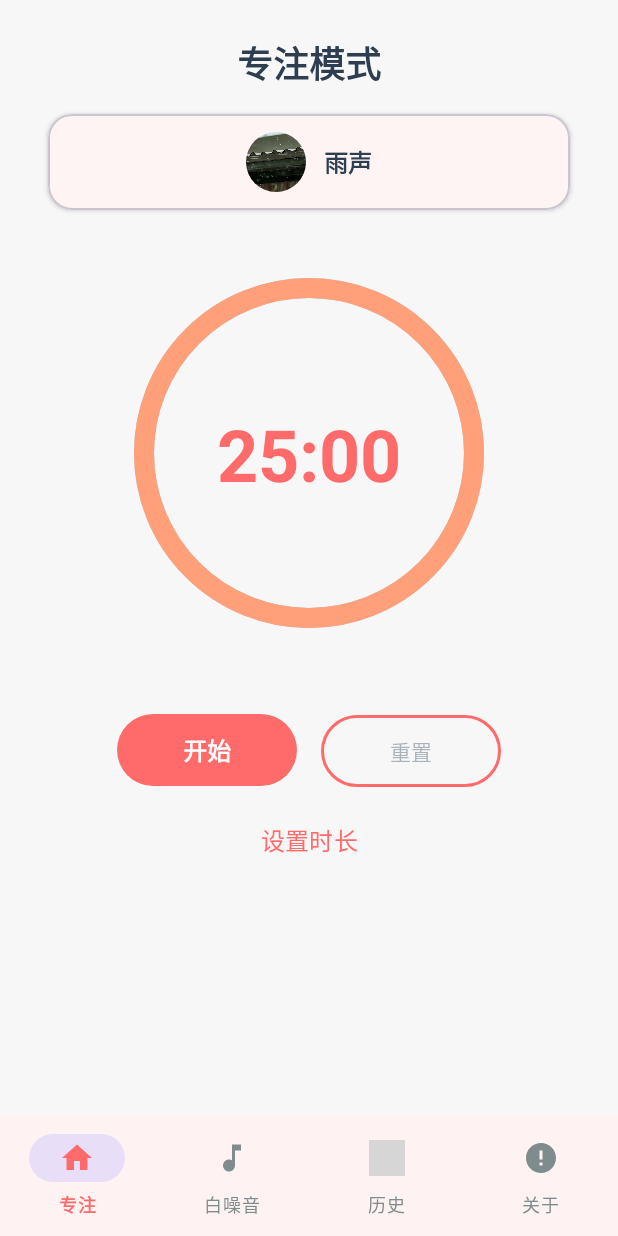
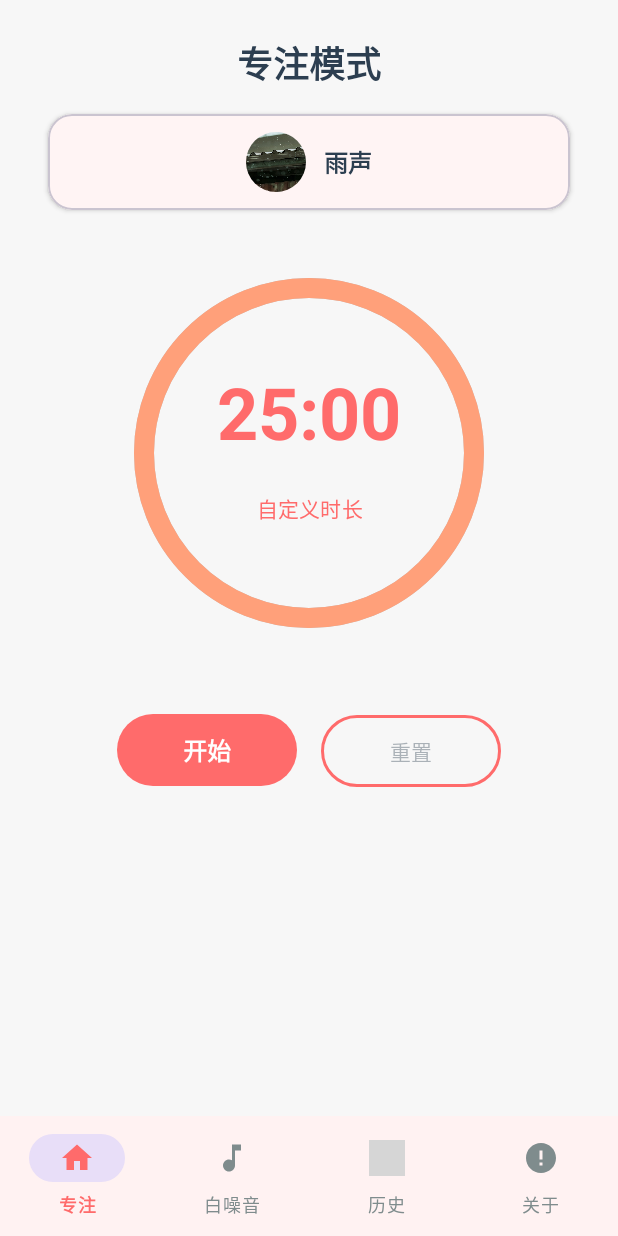
Before and after one commit to ShengYouBaFang/Tomato-FocusFlow, an Android app: the HomeFragment screen opened directly, with no data from a screen before it, on a phone screen of 412 x 824 dp. Run offline under Robolectric (Android 15) with nearby library versions, the phone set to English and light mode, and no system bars; our stand-ins replace navigation-ui; grey boxes are pictures that could not be loaded.

Commit message:
倒计时UI修正

```diff
--- a/app/src/main/res/layout/fragment_home.xml
+++ b/app/src/main/res/layout/fragment_home.xml
@@ -88,10 +88,26 @@
         android:textColor="@color/primary"
         android:textSize="48sp"
         android:textStyle="bold"
+        app:layout_constraintBottom_toTopOf="@id/btn_settings"
+        app:layout_constraintEnd_toEndOf="@id/circular_progress"
+        app:layout_constraintStart_toStartOf="@id/circular_progress"
+        app:layout_constraintTop_toTopOf="@id/circular_progress"
+        app:layout_constraintVertical_chainStyle="packed" />
+
+    <!-- 设置按钮（在圆形进度条内部） -->
+    <com.google.android.material.button.MaterialButton
+        android:id="@+id/btn_settings"
+        style="@style/Widget.Material3.Button.TextButton"
+        android:layout_width="wrap_content"
+        android:layout_height="wrap_content"
+        android:layout_marginTop="8dp"
+        android:text="自定义时长"
+        android:textColor="@color/primary"
+        android:textSize="14sp"
         app:layout_constraintBottom_toBottomOf="@id/circular_progress"
         app:layout_constraintEnd_toEndOf="@id/circular_progress"
         app:layout_constraintStart_toStartOf="@id/circular_progress"
-        app:layout_constraintTop_toTopOf="@id/circular_progress" />
+        app:layout_constraintTop_toBottomOf="@id/tv_time" />
 
     <!-- 控制按钮 -->
     <LinearLayout
@@ -124,16 +140,4 @@
             app:strokeWidth="2dp" />
     </LinearLayout>
 
-    <!-- 设置按钮 -->
-    <com.google.android.material.button.MaterialButton
-        android:id="@+id/btn_settings"
-        style="@style/Widget.FocusFlow.Button.Secondary"
-        android:layout_width="wrap_content"
-        android:layout_height="wrap_content"
-        android:layout_marginTop="8dp"
-        android:text="设置时长"
-        app:layout_constraintEnd_toEndOf="parent"
-        app:layout_constraintStart_toStartOf="parent"
-        app:layout_constraintTop_toBottomOf="@id/layout_buttons" />
-
 </androidx.constraintlayout.widget.ConstraintLayout>
```
